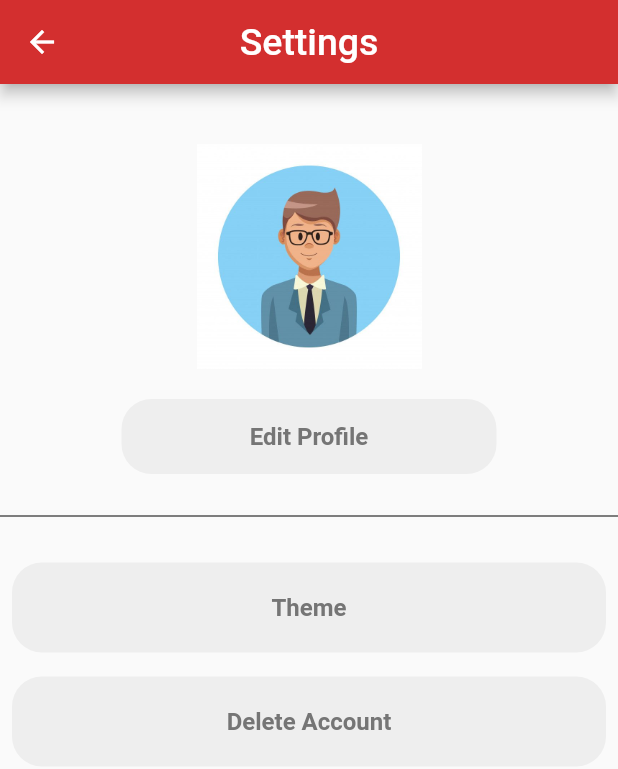
After one commit to HariOp6238/sos, a Flutter app: the More screen opened directly, after a tap on "Settings", on a phone screen of 412 x 824 dp. The commit adds this screen. Shown: the top 769 px of the screen. Run offline on Flutter 3.47's test engine with Material 2 defaults, Android fonts, the phone set to English and light mode, and no system bars; our stand-ins replace contacts_service, introduction_screen, permission_handler, stylish_bottom_bar; missing offline and left inert: tab_container.

Commit message:
additional menu pages

```diff
--- a/lib/view/more/more.dart
+++ b/lib/view/more/more.dart
@@ -1,5 +1,9 @@
 import 'package:flutter/material.dart';
 import 'package:sos/utils/constant/colorconstant/colors.dart';
+import 'package:sos/view/more/subscreens/about.dart';
+import 'package:sos/view/more/subscreens/distress_message.dart';
+import 'package:sos/view/more/subscreens/helpdesk.dart';
+import 'package:sos/view/more/subscreens/settings.dart';
 
 class More extends StatefulWidget {
   const More({super.key});
@@ -35,6 +39,8 @@ class _MoreState extends State<More> {
         itemCount: optionslist.length,
         itemBuilder: (context, index) => Padding(
           padding: const EdgeInsets.all(8.0),
+          child: InkWell(
+            onTap: () => navigateToPage(context, index),
             child: Container(
               width: double.infinity,
               height: 60,
@@ -47,9 +53,31 @@ class _MoreState extends State<More> {
                           color: Colors.grey.shade600,
                           fontSize: 16,
                           fontWeight: FontWeight.bold))),
+
+            ),
           ),
         ),
       )),
     );
   }
 }
+
+void navigateToPage(BuildContext context,int pageindex){
+switch (pageindex){
+  case 0:
+  Navigator.push(context, MaterialPageRoute(builder: (context) => settings(),));
+  break;
+  case 1:
+  Navigator.push(context, MaterialPageRoute(builder: (context) => distressMessage(),));
+  break;
+  case 2:
+  Navigator.push(context, MaterialPageRoute(builder: (context) => helpDesk(),));
+  break;
+  case 3:
+  Navigator.push(context, MaterialPageRoute(builder: (context) => About(),));
+  break;
+  case 4:
+  Navigator.push(context, MaterialPageRoute(builder: (context) => About(),));
+  break;
+}
+}
--- /dev/null
+++ b/lib/view/more/subscreens/settings.dart
@@ -0,0 +1,95 @@
+import 'package:flutter/material.dart';
+import 'package:sos/utils/constant/colorconstant/colors.dart';
+
+class settings extends StatelessWidget {
+  const settings({super.key});
+
+  @override
+  Widget build(BuildContext context) {
+    List <String> settingsList = [
+      "Theme",
+      "Delete Account"
+    ];
+    return Scaffold(
+      appBar: AppBar(
+        backgroundColor: Colors.red.shade700,
+        centerTitle: true,
+        title: Text(
+          "Settings",
+          style: TextStyle(fontSize: 25),
+        ),
+      ),
+      body: Column(
+        children: [
+          // Padding(
+          //   padding: const EdgeInsets.only(right: 320),
+          //   child: Container(height: 70,width: 70,child: Image.asset("assets/logo.png"),),
+          // ),
+          Center(
+            child: Padding(
+              padding: const EdgeInsets.only(top: 40),
+              child: Container(
+                height: 150,
+                width: 150,
+                child: Image.asset("assets/profilepic.jpg"),
+              ),
+            ),
+          ),
+          Padding(
+            padding: const EdgeInsets.only(top: 20),
+            child: Container(
+              width: 250,
+              height: 50,
+              decoration: BoxDecoration(
+                  borderRadius: BorderRadius.circular(20),
+                  color: colorconstant.containerbox),
+                  child: Center(
+                    child: Text("Edit Profile",style: TextStyle(
+                            color: Colors.grey.shade600,
+                            fontSize: 16,
+                            fontWeight: FontWeight.bold)),
+                  ),
+            ),
+          ),
+          SizedBox(height: 20,),
+          Divider(color: colorconstant.font),
+          SizedBox(height: 15,),
+           Padding(
+             padding: const EdgeInsets.all(8.0),
+             child: Container(
+                width: double.infinity,
+                height: 60,
+                decoration: BoxDecoration(
+                    borderRadius: BorderRadius.circular(20),
+                    color: colorconstant.containerbox),
+                child: Center(
+                    child: Text("Theme",
+                        style: TextStyle(
+                            color: Colors.grey.shade600,
+                            fontSize: 16,
+                            fontWeight: FontWeight.bold))),
+
+              ),
+           ),
+           Padding(
+             padding: const EdgeInsets.all(8.0),
+             child: Container(
+                width: double.infinity,
+                height: 60,
+                decoration: BoxDecoration(
+                    borderRadius: BorderRadius.circular(20),
+                    color: colorconstant.containerbox),
+                child: Center(
+                    child: Text("Delete Account",
+                        style: TextStyle(
+                            color: Colors.grey.shade600,
+                            fontSize: 16,
+                            fontWeight: FontWeight.bold))),
+
+              ),
+           ),
+        ],
+      ),
+    );
+  }
+}
```
Also changed, not shown: lib/view/more/subscreens/about.dart (added, +19 -0 lines), lib/view/more/subscreens/distress_message.dart (added, +24 -0 lines), lib/view/more/subscreens/helpdesk.dart (added, +19 -0 lines), assets/profilepic.jpg (added). Lines whose indentation alone changed are shown as unchanged.
